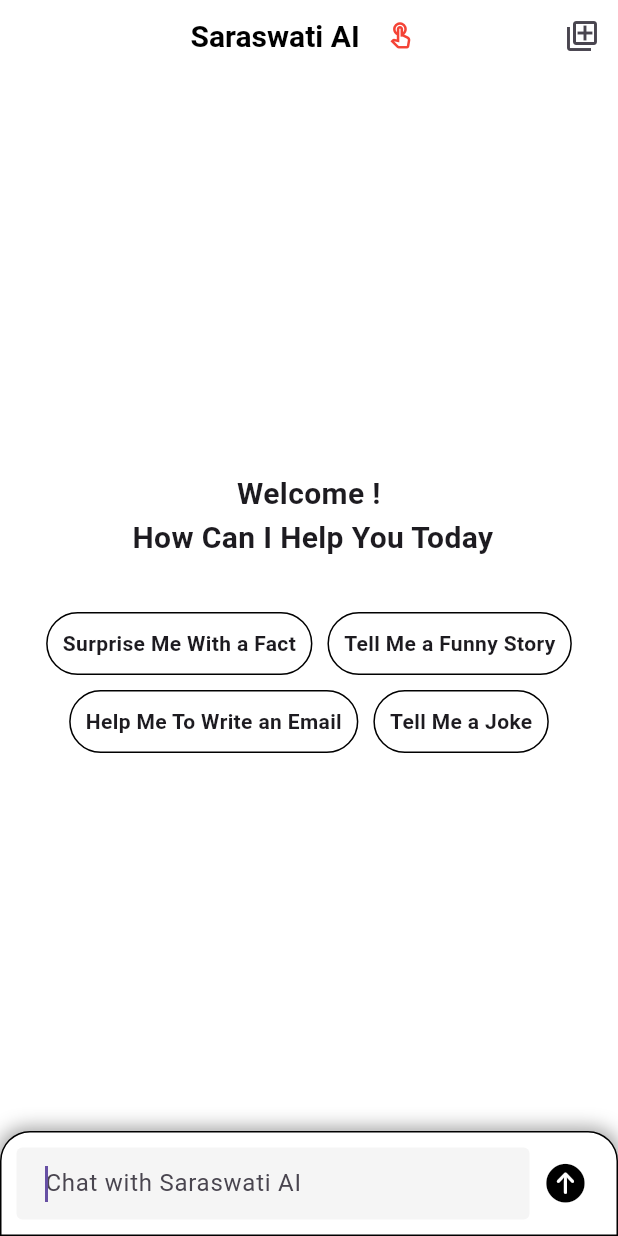
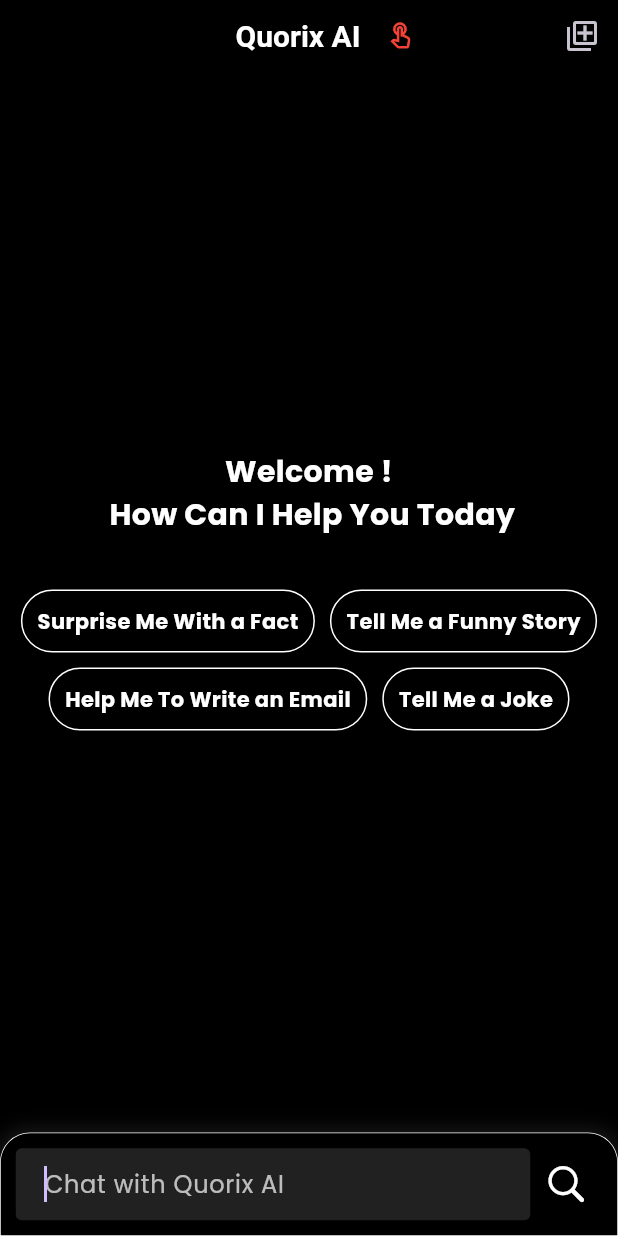
Before and after one commit to Deependrakashya/Quorix-AI, a Flutter app: the screen it shows after launch, on a phone screen of 412 x 824 dp. Run offline on Flutter 3.47's test engine with Material 3 defaults, Android fonts, the phone set to English and light mode, and no system bars; our stand-ins replace cloud_firestore, firebase_core, flutter_markdown, get, google_fonts, google_generative_ai; missing offline and left inert: markdown; accounts and stored records are empty.

Commit message:
ui updated

```diff
--- a/lib/home/domain/repo/home_repo.dart
+++ b/lib/home/domain/repo/home_repo.dart
@@ -1,4 +1,5 @@
 import 'dart:developer';
+import 'package:flutter/services.dart';
 import 'package:google_generative_ai/google_generative_ai.dart';
 
 class AIChatSession {
@@ -7,7 +8,7 @@
   final GenerativeModel model;
   late ChatSession chatSession;
   final List<Content> chatHistory = []; // Store messages dynamically
-  final String botName = "Saraswati AI";
+  final String botName = "Quorix AI";
   final String creatorName = "Deependra Kashyap";
 
   AIChatSession(this.apiKey, this.modelName)
@@ -37,6 +38,7 @@
 
       if (response.text != null) {
         _addMessage(isUser: false, text: response.text!);
+        HapticFeedback.lightImpact();
         return response.text!;
       } else {
         return "No response from Gemini.";
--- a/lib/home/homeScreen.dart
+++ b/lib/home/homeScreen.dart
@@ -1,9 +1,9 @@
+import 'package:quorix_ai/home/controller.dart';
+import 'package:quorix_ai/home/widgets.dart';
 import 'package:flutter/cupertino.dart';
 import 'package:flutter/material.dart';
 import 'package:flutter/services.dart';
 import 'package:get/get.dart';
-import 'package:saraswati_ai/home/controller.dart';
-import 'package:saraswati_ai/home/widgets.dart';
 
 class HomeScreen extends StatefulWidget {
   const HomeScreen({super.key});
@@ -36,6 +36,8 @@
   @override
   Widget build(BuildContext context) {
     return Scaffold(
+      backgroundColor: Colors.black,
+
       body: SafeArea(
         child: Stack(
           alignment: AlignmentDirectional.topCenter,
@@ -43,7 +45,6 @@
             Column(
               children: [
                 Container(
-                  color: Colors.white,
                   child: Row(
                     mainAxisAlignment: MainAxisAlignment.spaceBetween,
                     children: [
@@ -85,7 +86,7 @@
                     // Ensures it takes available space
                     child: controller.newScreen.value
                         ? Container(
-                            color: Colors.white,
+                            color: Colors.black,
                             child: Center(
                               child: Column(
                                 mainAxisAlignment: MainAxisAlignment.center,
@@ -134,7 +135,6 @@
                           )
                         : Obx(
                             () => Container(
-                              color: Colors.white,
                               child: ListView.builder(
                                 physics: const BouncingScrollPhysics(),
                                 controller: controller.scrollController,
@@ -154,7 +154,8 @@
                                           showModalBottomSheet(
                                             context: context,
                                             builder: (BuildContext context) {
-                                              return Container(
+                                              return SafeArea(
+                                                child: Container(
                                                   padding: EdgeInsets.all(16),
                                                   child: Column(
                                                     mainAxisSize:
@@ -174,7 +175,8 @@
                                                               .clear();
                                                           controller.isharmful
                                                               .value = false;
-                                                        controller.isnotHelpful
+                                                          controller
+                                                              .isnotHelpful
                                                               .value = false;
                                                           controller.isnotTrue
                                                               .value = false;
@@ -207,23 +209,58 @@
                                                                       .reply
                                                                       .toString()));
                                                           Get.snackbar(
+                                                            "Text Copied Successfully", // Title
+                                                            "", // Message (empty since title is the message)
                                                             backgroundColor:
-                                                                Colors.black,
-                                                            "Text Copied Successfully",
-                                                            icon: Icon(
+                                                                Colors
+                                                                    .grey
+                                                                    .withValues(
+                                                                        alpha:
+                                                                            .4),
+                                                            snackPosition:
+                                                                SnackPosition
+                                                                    .TOP, // or SnackPosition.TOP
+                                                            margin:
+                                                                const EdgeInsets
+                                                                    .symmetric(
+                                                                    horizontal:
+                                                                        10,
+                                                                    vertical:
+                                                                        20),
+                                                            borderRadius: 12,
+                                                            icon: const Icon(
                                                               Icons
                                                                   .paste_outlined,
                                                               color:
                                                                   Colors.amber,
                                                               size: 30,
                                                             ),
-                                                            colorText:
-                                                                Colors.amber,
-                                                            "");
-                                                        Navigator.pop(context);
+                                                            titleText:
+                                                                const Center(
+                                                              child: Text(
+                                                                "Text Copied Successfully",
+                                                                style:
+                                                                    TextStyle(
+                                                                  color: Colors
+                                                                      .white,
+                                                                  fontWeight:
+                                                                      FontWeight
+                                                                          .bold,
+                                                                ),
+                                                              ),
+                                                            ),
+                                                            messageText:
+                                                                const SizedBox
+                                                                    .shrink(), // hide default message
+                                                          );
+                                                          HapticFeedback
+                                                              .vibrate();
+                                                          Navigator.pop(
+                                                              context);
                                                         },
                                                       ),
                                                     ],
+                                                  ),
                                                 ),
                                               );
                                             },
@@ -244,69 +281,74 @@
                           ),
                   );
                 }),
-                const SizedBox(height: 50),
+                const SizedBox(height: 80),
               ],
             ),
             Positioned(
               bottom: 0,
               child: Container(
                 padding: const EdgeInsets.all(10),
+                constraints: BoxConstraints(
+                  maxHeight: MediaQuery.of(context).size.height * 0.5,
+                ),
                 width: MediaQuery.of(context).size.width,
                 decoration: BoxDecoration(
-                    color: Colors.white,
-                    border: Border.all(color: Colors.black, width: 1),
+                  color: Colors.black,
+                  border: Border.all(color: Colors.white, width: .5),
                   boxShadow: [
                     BoxShadow(
-                        color: Colors.grey,
+                      color:
+                          Colors.white.withOpacity(0.1), // subtle white shadow
                       spreadRadius: 2,
                       blurRadius: 10,
                     ),
                   ],
-                    borderRadius: BorderRadius.only(
+                  borderRadius: const BorderRadius.only(
                     topLeft: Radius.circular(20),
                     topRight: Radius.circular(20),
                   ),
                 ),
+                child: SingleChildScrollView(
                   child: Column(
                     mainAxisSize: MainAxisSize.min,
                     children: [
                       Row(
+                        crossAxisAlignment: CrossAxisAlignment.end,
                         children: [
-                          Expanded(
+                          Flexible(
                             child: TextField(
                               controller: controller.textEditingController,
                               autofocus: true,
-                              maxLines: null, // Expands vertically as you type
-                              minLines: 1, // Starts with one line
+                              maxLines: null,
                               keyboardType: TextInputType.multiline,
                               textInputAction: TextInputAction.newline,
+                              style: const TextStyle(color: Colors.white),
                               decoration: const InputDecoration(
-                                hintText: 'Chat with Saraswati AI',
+                                hintText: 'Chat with Quorix AI',
+                                hintStyle: TextStyle(color: Colors.white70),
                                 border: OutlineInputBorder(
                                   borderSide: BorderSide.none,
                                 ),
                                 filled: true,
-                                fillColor: Color(0xFFF5F5F5),
+                                fillColor: Color.fromARGB(255, 34, 33, 33),
                                 contentPadding: EdgeInsets.symmetric(
-                                    vertical: 10.0, horizontal: 15.0),
+                                    vertical: 12, horizontal: 15),
                               ),
                             ),
                           ),
                           Obx(() {
                             return IconButton(
-                              onPressed: () {
-                                controller.isloading.value
+                              onPressed: controller.isloading.value
                                   ? null
-                                    : controller.sendQuery();
-                              },
+                                  : controller.sendQuery,
                               icon: Icon(
                                 controller.isloading.value
-                                    ? Icons.search_off
-                                    : CupertinoIcons.arrow_up_circle_fill,
+                                    ? Icons.hourglass_empty
+                                    : CupertinoIcons.search,
                                 size: 30,
                                 color: controller.isloading.value
                                     ? Colors.grey
-                                    : Colors.black,
+                                    : Colors.white,
                               ),
                             );
                           }),
@@ -314,7 +356,9 @@
                       ),
                     ],
                   ),
-                ))
+                ),
+              ),
+            )
           ],
         ),
       ),
--- a/lib/home/widgets.dart
+++ b/lib/home/widgets.dart
@@ -1,8 +1,8 @@
+import 'package:quorix_ai/home/code_block_builder.dart';
+import 'package:quorix_ai/home/controller.dart';
 import 'package:flutter/material.dart';
 import 'package:flutter_markdown/flutter_markdown.dart';
 import 'package:get/get.dart';
-import 'package:saraswati_ai/home/code_block_builder.dart';
-import 'package:saraswati_ai/home/controller.dart';
 
 Widget CustomDrawer(BuildContext context) {
   return Drawer(
@@ -22,7 +22,7 @@
               child: const Text(
                 maxLines: 1,
                 overflow: TextOverflow.ellipsis,
-                "Drawer Item 1Drawer Item 1Drawer Item 1Drawer Item 1",
+                "",
                 style: TextStyle(fontSize: 17, fontWeight: FontWeight.bold),
               ),
             );
@@ -40,12 +40,13 @@
   return InkWell(
     onTap: () {
       controller.textEditingController.text = title;
+      controller.sendQuery();
     },
     child: Container(
       margin: const EdgeInsets.symmetric(vertical: 5),
       padding: const EdgeInsets.all(10),
       decoration: BoxDecoration(
-        border: Border.all(color: Colors.black),
+        border: Border.all(color: Colors.white),
         borderRadius: BorderRadius.circular(30),
       ),
       child: Text(
@@ -65,12 +66,14 @@
     alignment: isUser ? Alignment.centerRight : Alignment.centerLeft,
     child: Container(
       constraints: BoxConstraints(
-        maxWidth: MediaQuery.of(context).size.width * 0.85, // Limit width
+        maxWidth: MediaQuery.of(context).size.width * 0.94, // Limit width
       ),
       margin: const EdgeInsets.symmetric(vertical: 5, horizontal: 10),
       padding: const EdgeInsets.symmetric(horizontal: 10, vertical: 10),
       decoration: BoxDecoration(
-        color: isUser ? Colors.black : Colors.grey[300],
+        color: isUser
+            ? Colors.white.withValues(alpha: .6)
+            : Colors.white.withValues(alpha: .6),
         borderRadius: BorderRadius.only(
           topLeft: const Radius.circular(20),
           topRight: const Radius.circular(20),
@@ -90,15 +93,15 @@
               selectable: false,
               data: message.toString(),
               styleSheet: MarkdownStyleSheet(
-                p: const TextStyle(fontSize: 16),
+                p: const TextStyle(fontSize: 16, color: Colors.black),
                 h1: const TextStyle(
                     fontSize: 20,
                     fontWeight: FontWeight.bold,
-                ),
+                    color: Colors.black),
                 h2: const TextStyle(
                     fontSize: 18,
                     fontWeight: FontWeight.bold,
-                ),
+                    color: Colors.black),
               ),
               builders: {'code': CodeBlockBuilder()},
             ),
@@ -213,7 +216,7 @@
 Widget cusotmDropDownButton({required Controller controller}) {
   return DropdownButtonHideUnderline(
     child: DropdownButton<String>(
-      dropdownColor: Colors.white,
+      dropdownColor: Colors.white.withValues(alpha: .8),
       borderRadius: BorderRadius.circular(20),
       icon: const Icon(
         Icons.touch_app_outlined,
@@ -223,12 +226,15 @@
       style: const TextStyle(
         overflow: TextOverflow.ellipsis,
       ),
-      hint: const Text(
-        'Saraswati AI',
+      hint: Container(
+        margin: EdgeInsets.only(left: 30),
+        child: Text(
+          'Quorix AI',
           style: TextStyle(
             fontSize: 20,
             fontWeight: FontWeight.bold,
-          color: Colors.black,
+            color: Colors.white,
+          ),
         ),
       ),
       isExpanded: true, // Allows content to fit properly
@@ -277,7 +283,7 @@
 
         if (newValue != 'AI Models  🚀 ') {
           Get.snackbar(
-            backgroundColor: Colors.black,
+            backgroundColor: Colors.grey.withValues(alpha: .2),
             margin: const EdgeInsets.all(20),
             reverseAnimationCurve: Curves.fastLinearToSlowEaseIn,
             forwardAnimationCurve: Curves.easeOutCirc,
@@ -288,7 +294,7 @@
             ),
             colorText: Colors.amber,
             newValue.toString(),
-            "Model Changed Successfully",
+            "Model Updated !",
           );
         }
       },
--- a/lib/main.dart
+++ b/lib/main.dart
@@ -1,11 +1,11 @@
+import 'package:quorix_ai/firebase_options.dart';
+import 'package:quorix_ai/home/homeScreen.dart';
 import 'package:firebase_core/firebase_core.dart';
-import 'package:flutter/cupertino.dart';
 import 'package:flutter/material.dart';
 import 'package:flutter/services.dart';
 
 import 'package:get/get.dart';
-import 'package:saraswati_ai/firebase_options.dart';
-import 'package:saraswati_ai/home/homeScreen.dart';
+import 'package:google_fonts/google_fonts.dart';
 
 void main() async {
   WidgetsFlutterBinding.ensureInitialized();
@@ -15,10 +15,12 @@
 
   SystemChrome.setSystemUIOverlayStyle(
     const SystemUiOverlayStyle(
-      statusBarColor: Colors.black, // Makes status bar transparent
-      systemNavigationBarColor: Colors.transparent, // Transparent navbar
-      systemNavigationBarIconBrightness: Brightness.dark,
-      systemNavigationBarContrastEnforced: false, // Avoids forced contrast
+      statusBarColor: Colors.black,
+      statusBarBrightness: Brightness.dark,
+      statusBarIconBrightness: Brightness.light,
+      systemNavigationBarColor: Colors.black, // Transparent navbar
+      systemNavigationBarIconBrightness: Brightness.light,
+      systemNavigationBarContrastEnforced: true, // Avoids forced contrast
     ),
   );
   await Firebase.initializeApp(
@@ -30,16 +32,25 @@
 class MyApp extends StatelessWidget {
   const MyApp({super.key});
 
-  // This widget is the root of your application.
   @override
   Widget build(BuildContext context) {
     return GetMaterialApp(
-      color: Colors.white,
-      title: 'Saraswati AI',
+      title: 'quorix_ai AI',
       debugShowCheckedModeBanner: false,
       theme: ThemeData(
-        brightness: Brightness.light,
-        scaffoldBackgroundColor: Colors.white,
+        brightness: Brightness.dark,
+        scaffoldBackgroundColor: Colors.black,
+        primaryColor: Colors.white,
+        textTheme: GoogleFonts.poppinsTextTheme(
+          ThemeData.dark().textTheme.apply(
+                bodyColor: Colors.white,
+                displayColor: Colors.white,
+              ),
+        ),
+        appBarTheme: const AppBarTheme(
+          backgroundColor: Colors.black,
+          foregroundColor: Colors.white,
+        ),
       ),
       home: const HomeScreen(),
     );
```
Also changed, not shown: lib/home/controller.dart (+7 -7 lines), pubspec.yaml (+5 -4 lines), pubspec.lock, 4 other files. Lines whose indentation alone changed are shown as unchanged.
